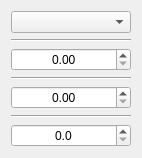
The window that src/window_munk_power_supply/widgetsegmenttimedata.ui (dmherrington/ECM-Control-System) describes before a commit, drawn with Qt 5.
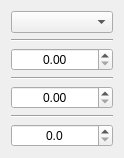
The same window after the commit.

Commit message: Better Size Layout Management

```diff
--- a/src/window_munk_power_supply/widgetsegmenttimedata.ui
+++ b/src/window_munk_power_supply/widgetsegmenttimedata.ui
@@ -6,12 +6,12 @@
    <rect>
     <x>0</x>
     <y>0</y>
-    <width>142</width>
+    <width>120</width>
     <height>143</height>
    </rect>
   </property>
   <property name="sizePolicy">
-   <sizepolicy hsizetype="Preferred" vsizetype="Fixed">
+   <sizepolicy hsizetype="Fixed" vsizetype="Fixed">
     <horstretch>0</horstretch>
     <verstretch>0</verstretch>
    </sizepolicy>
@@ -22,19 +22,38 @@
   <layout class="QGridLayout" name="gridLayout">
    <item row="3" column="0">
     <widget class="Line" name="line_2">
+     <property name="minimumSize">
+      <size>
+       <width>102</width>
+       <height>0</height>
+      </size>
+     </property>
      <property name="orientation">
       <enum>Qt::Horizontal</enum>
      </property>
     </widget>
    </item>
    <item row="0" column="0">
-    <widget class="QComboBox" name="comboBox_Mode"/>
+    <widget class="QComboBox" name="comboBox_Mode">
+     <property name="minimumSize">
+      <size>
+       <width>53</width>
+       <height>0</height>
+      </size>
+     </property>
+    </widget>
    </item>
    <item row="2" column="0">
     <widget class="QDoubleSpinBox" name="doubleSpinBox_Voltage">
      <property name="enabled">
       <bool>true</bool>
      </property>
+     <property name="minimumSize">
+      <size>
+       <width>53</width>
+       <height>0</height>
+      </size>
+     </property>
      <property name="alignment">
       <set>Qt::AlignCenter</set>
      </property>
@@ -42,6 +61,12 @@
    </item>
    <item row="6" column="0">
     <widget class="QDoubleSpinBox" name="doubleSpinBox_Time">
+     <property name="minimumSize">
+      <size>
+       <width>53</width>
+       <height>0</height>
+      </size>
+     </property>
      <property name="alignment">
       <set>Qt::AlignCenter</set>
      </property>
@@ -52,6 +77,12 @@
    </item>
    <item row="4" column="0">
     <widget class="QDoubleSpinBox" name="doubleSpinBox_Current">
+     <property name="minimumSize">
+      <size>
+       <width>53</width>
+       <height>0</height>
+      </size>
+     </property>
      <property name="alignment">
       <set>Qt::AlignCenter</set>
      </property>
@@ -59,6 +90,12 @@
    </item>
    <item row="1" column="0">
     <widget class="Line" name="line">
+     <property name="minimumSize">
+      <size>
+       <width>102</width>
+       <height>0</height>
+      </size>
+     </property>
      <property name="orientation">
       <enum>Qt::Horizontal</enum>
      </property>
@@ -66,6 +103,12 @@
    </item>
    <item row="5" column="0">
     <widget class="Line" name="line_3">
+     <property name="minimumSize">
+      <size>
+       <width>102</width>
+       <height>0</height>
+      </size>
+     </property>
      <property name="orientation">
       <enum>Qt::Horizontal</enum>
      </property>
```
The commit also changes 6 other files.
